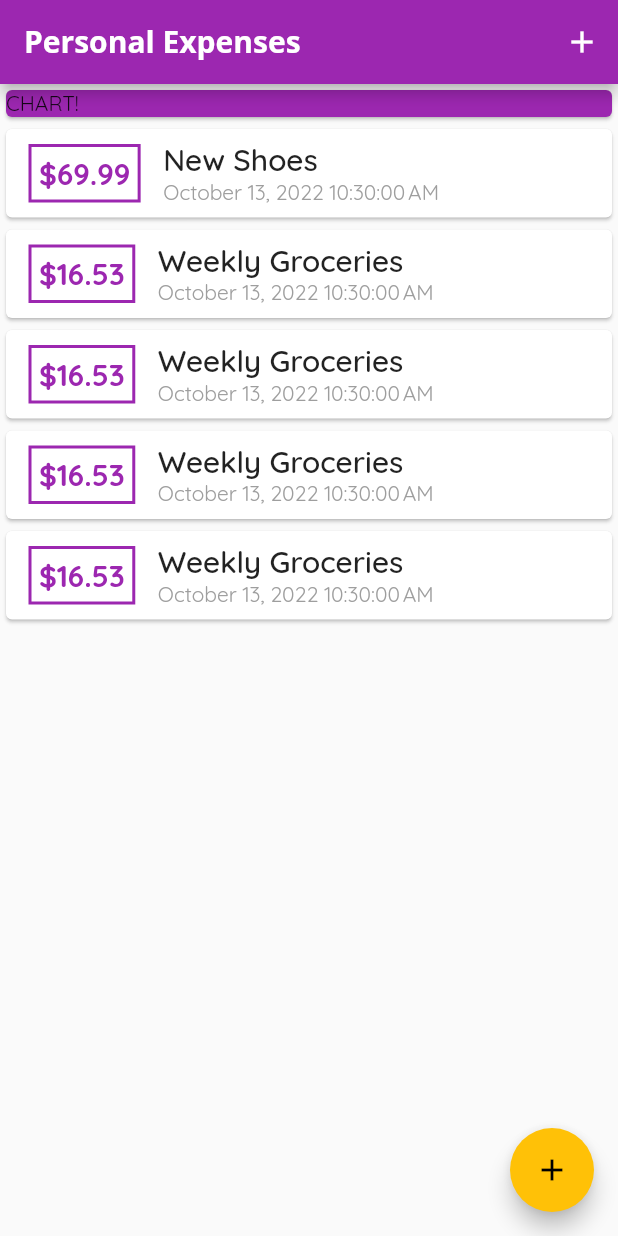
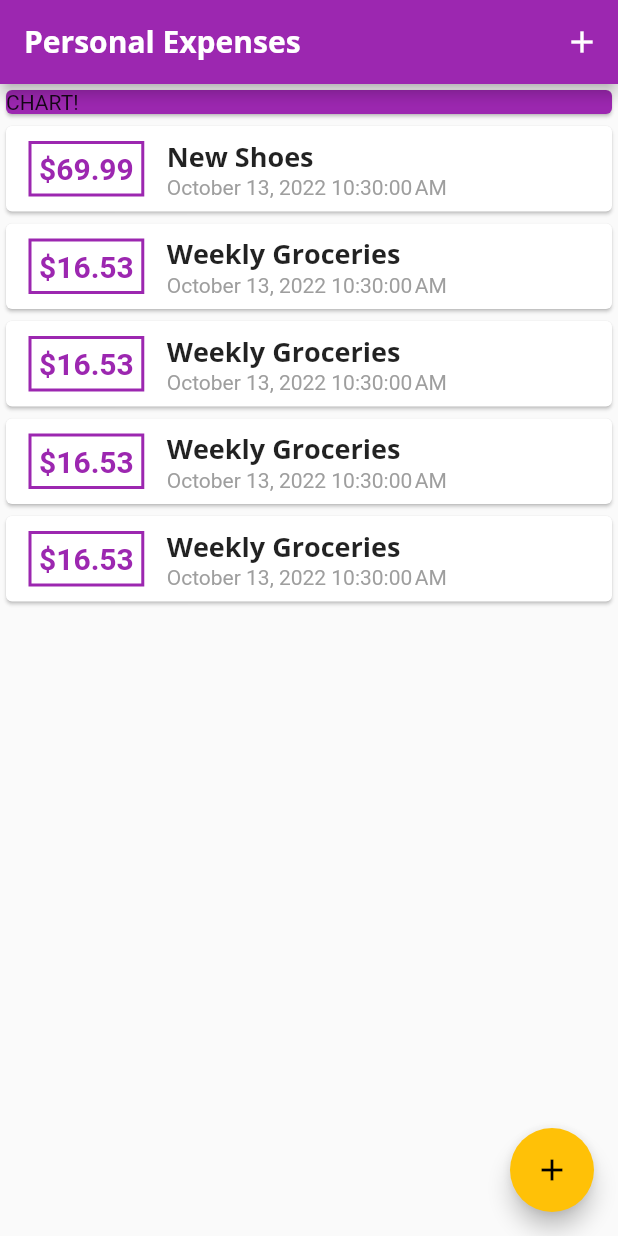
Before and after one commit to Olakunlesalami/personal-expense-tracker, a Flutter app: the screen it shows after launch, on a phone screen of 412 x 824 dp. Run offline on Flutter 3.47's test engine with Material 2 defaults, Android fonts, the phone set to English and light mode, and no system bars.

Commit message:
create a default textTheme property for headline6 (titles)

```diff
--- a/tutorials/expense_tracker/lib/main.dart
+++ b/tutorials/expense_tracker/lib/main.dart
@@ -18,6 +18,11 @@ class MyApp extends StatelessWidget {
           primarySwatch: Colors.purple,
           accentColor: Colors.amber,
           fontFamily: 'Quicksand',
+          textTheme: ThemeData.light().textTheme.copyWith(
+              headline6: TextStyle(
+                  fontFamily: 'OpenSans',
+                  fontSize: 18,
+                  fontWeight: FontWeight.bold)),
           appBarTheme: AppBarTheme(
               titleTextStyle: TextStyle(
                   fontFamily: 'OpenSans',
```
